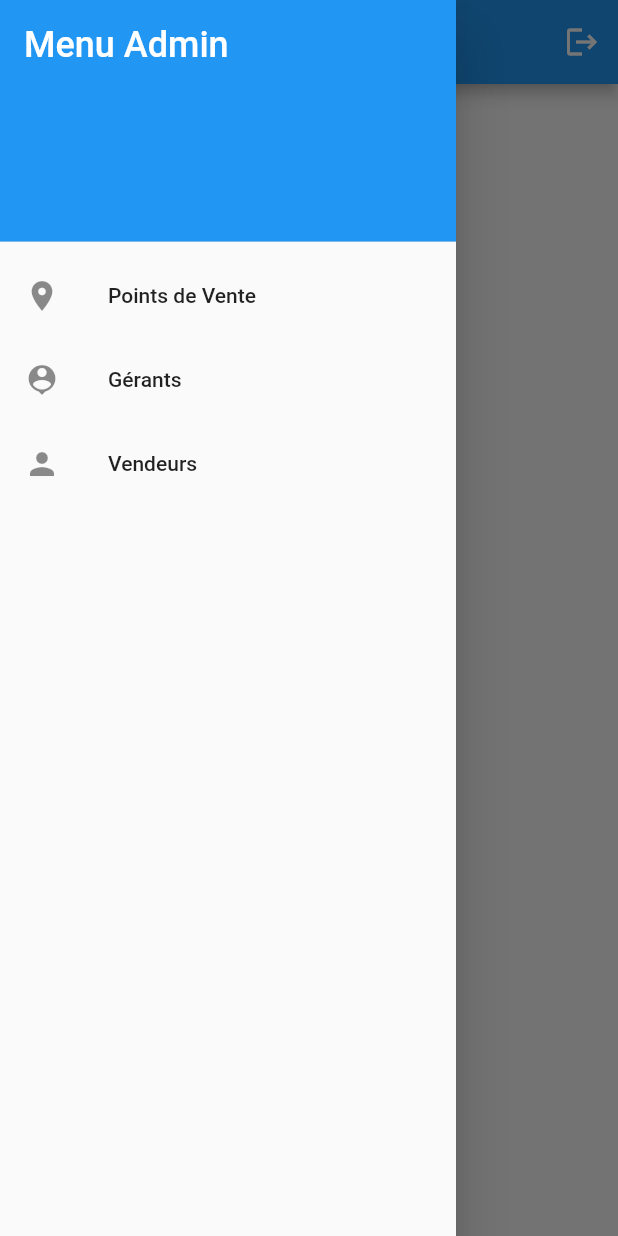
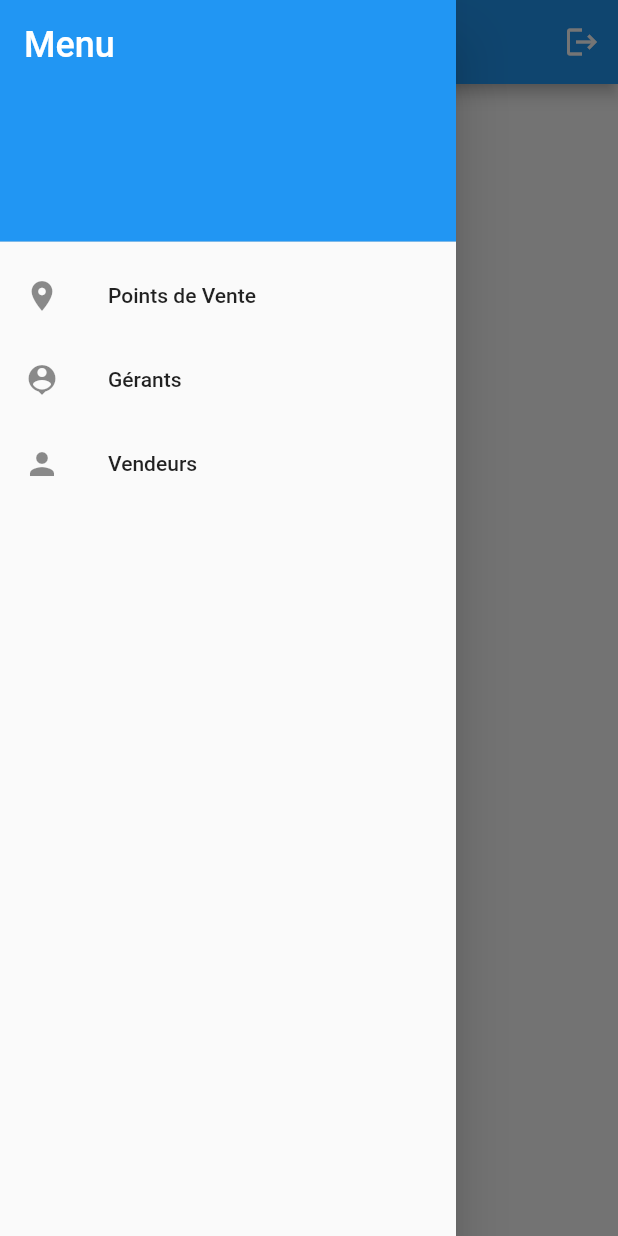
Before and after one commit to FerdaousseELB/challenge_app, a Flutter app: the HomeAdminPage screen opened by its route, after a tap on the "menu" icon, on a phone screen of 412 x 824 dp. Run offline on Flutter 3.47's test engine with Material 2 defaults, Android fonts, the phone set to English and light mode, and no system bars; our stand-ins replace firebase_auth, firebase_core; accounts and stored records are empty; network calls fail.

Commit message:
enrechir les infos pour les points de vente sur la page de l'admin

```diff
--- a/lib/screen/admin/home_admin.dart
+++ b/lib/screen/admin/home_admin.dart
@@ -1,6 +1,12 @@
 import 'package:challenge_app/screen/admin/screen_store.dart';
 import 'package:flutter/material.dart';
 import 'package:firebase_auth/firebase_auth.dart';
+import 'dart:convert';
+import 'package:http/http.dart' as http;
+
+import '../../model/store_model.dart';
+import '../../model/vendeur_model.dart';
+import '../../model/vente_model.dart';
 
 class HomeAdminPage extends StatefulWidget {
   final String? token;
@@ -13,6 +19,65 @@ class HomeAdminPage extends StatefulWidget {
 
 class _HomeAdminPageState extends State<HomeAdminPage> {
   final GlobalKey<ScaffoldState> _scaffoldKey = GlobalKey<ScaffoldState>();
+  List<Store> pointsDeVente = [];
+  List<Vente> ventes = [];
+  List<Vendeur> vendeurs = [];
+
+  @override
+  void initState() {
+    super.initState();
+    fetchPointsDeVente();
+    fetchVentes();
+    fetchVendeurs();
+  }
+
+  Future<void> fetchPointsDeVente() async {
+    final response = await http.get(
+        Uri.parse(
+            'https://challenge-d50e0-default-rtdb.europe-west1.firebasedatabase.app/pointsDeVente.json?auth=${widget.token}'));
+
+    if (response.statusCode == 200) {
+      final List<dynamic>? data = json.decode(response.body);
+      if (data != null) {
+        setState(() {
+          final nonNullData = data.where((item) => item != null).toList();
+          pointsDeVente = nonNullData
+              .map((store) => Store.fromJson(store))
+              .toList();
+        });
+      }
+    }
+  }
+
+  Future<void> fetchVentes() async {
+    final response = await http.get(Uri.parse('https://challenge-d50e0-default-rtdb.europe-west1.firebasedatabase.app/ventes.json?auth=${widget.token}'));
+    if (response.statusCode == 200) {
+      final List<dynamic>? data = json.decode(response.body);
+      if (data != null) {
+        setState(() {
+          ventes = data
+              .where((item) => item != null)
+              .map((item) => Vente.fromJson(item))
+              .toList();
+        });
+      }
+    }
+  }
+
+  Future<void> fetchVendeurs() async {
+    final response = await http.get(Uri.parse('https://challenge-d50e0-default-rtdb.europe-west1.firebasedatabase.app/vendeurs.json?auth=${widget.token}'));
+    if (response.statusCode == 200) {
+      final List<dynamic>? data = json.decode(response.body);
+      if (data != null) {
+        setState(() {
+          vendeurs = data
+              .where((item) => item != null)
+              .map((item) => Vendeur.fromJson(item))
+              .toList();
+        });
+      }
+    }
+  }
 
   @override
   Widget build(BuildContext context) {
@@ -30,9 +95,33 @@ class _HomeAdminPageState extends State<HomeAdminPage> {
         child: Column(
           mainAxisAlignment: MainAxisAlignment.center,
           children: [
-            Text(
-              'Bonjour Admin',
-              style: TextStyle(fontSize: 24),
+            SizedBox(width: 8),
+            Expanded(
+              child: ListView.builder(
+                itemCount: pointsDeVente.length,
+                itemBuilder: (context, index) {
+                  final pointDeVente = pointsDeVente[index];
+                  final nombreDeVentes = ventes.where((vente) =>
+                  vendeurs
+                      .firstWhere(
+                        (vendeur) => vendeur.id == vente.vendeurId,
+                    orElse: () => Vendeur(
+                      id: -1,
+                      nom: '',
+                      mail: '',
+                      pointDeVenteId: -1,
+                      cagnottes: {},
+                    ),
+                  )
+                      .pointDeVenteId == pointDeVente.id)
+                      .length;
+
+                  return ListTile(
+                    title: Text(pointDeVente.nom),
+                    subtitle: Text('Nombre de ventes: $nombreDeVentes'),
+                  );
+                },
+              ),
             ),
           ],
         ),
@@ -54,7 +143,7 @@ class _HomeAdminPageState extends State<HomeAdminPage> {
                   _scaffoldKey.currentState?.openDrawer();
                 },
               ),
-              Text('Accueil Admin'),
+              Text('Tableau de bord'),
             ],
           ),
           Padding(
@@ -86,7 +175,7 @@ class _HomeAdminPageState extends State<HomeAdminPage> {
               color: Colors.blue,
             ),
             child: Text(
-              'Menu Admin',
+              'Menu',
               style: TextStyle(
                 color: Colors.white,
                 fontSize: 24,
```
